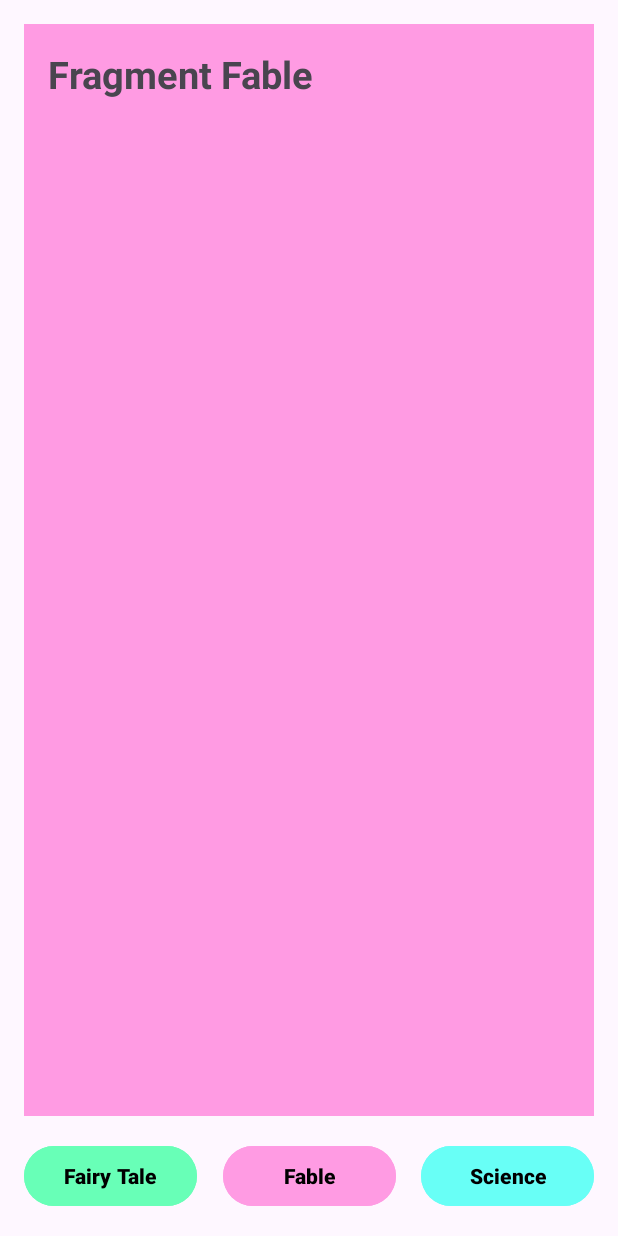
After one commit to bayudwiiii/Project_2644, an Android app: the fragment FableFragment placed in its activity, on a phone screen of 412 x 824 dp. The commit adds this screen. Run offline under Robolectric (Android 15) with nearby library versions, the phone set to English and light mode, and no system bars.

Commit message:
add fragment

```diff
--- a/app/src/main/AndroidManifest.xml
+++ b/app/src/main/AndroidManifest.xml
@@ -12,6 +12,9 @@
         android:supportsRtl="true"
         android:theme="@style/Theme.Project_2644"
         tools:targetApi="31">
+        <activity
+            android:name=".BookKidActivity"
+            android:exported="false" />
         <activity
             android:name=".HomeActivity"
             android:exported="false" />
--- /dev/null
+++ b/app/src/main/java/com/example/project_2644/BookKidActivity.kt
@@ -0,0 +1,41 @@
+package com.example.project_2644
+
+import androidx.appcompat.app.AppCompatActivity
+import android.os.Bundle
+import android.widget.Button
+import androidx.fragment.app.Fragment
+
+class BookKidActivity : AppCompatActivity() {
+    override fun onCreate(savedInstanceState: Bundle?) {
+        super.onCreate(savedInstanceState)
+        setContentView(R.layout.activity_book_kid)
+
+        //instance
+        val btnFairy:Button = findViewById(R.id.buttonFairy)
+        val btnFable:Button = findViewById(R.id.buttonFable)
+        val btnScience:Button = findViewById(R.id.buttonScience)
+
+        //event button fairy
+        btnFairy.setOnClickListener{
+            replaceFragment(FairyFragment())
+        }
+
+        //event button fable
+        btnFable.setOnClickListener{
+            replaceFragment(FableFragment())
+        }
+
+        //event button science
+        btnScience.setOnClickListener{
+            replaceFragment(ScienceFragment())
+        }
+    }
+
+    //create method replace fragment
+    private fun replaceFragment(frg:Fragment){
+        val fragmentManager = supportFragmentManager
+        val fragmentTrx = fragmentManager.beginTransaction()
+        fragmentTrx.replace(R.id.fragmentKidBook,frg)
+        fragmentTrx.commit()
+    }
+}
--- /dev/null
+++ b/app/src/main/java/com/example/project_2644/FableFragment.kt
@@ -0,0 +1,59 @@
+package com.example.project_2644
+
+import android.os.Bundle
+import androidx.fragment.app.Fragment
+import android.view.LayoutInflater
+import android.view.View
+import android.view.ViewGroup
+
+// TODO: Rename parameter arguments, choose names that match
+// the fragment initialization parameters, e.g. ARG_ITEM_NUMBER
+private const val ARG_PARAM1 = "param1"
+private const val ARG_PARAM2 = "param2"
+
+/**
+ * A simple [Fragment] subclass.
+ * Use the [FableFragment.newInstance] factory method to
+ * create an instance of this fragment.
+ */
+class FableFragment : Fragment() {
+    // TODO: Rename and change types of parameters
+    private var param1: String? = null
+    private var param2: String? = null
+
+    override fun onCreate(savedInstanceState: Bundle?) {
+        super.onCreate(savedInstanceState)
+        arguments?.let {
+            param1 = it.getString(ARG_PARAM1)
+            param2 = it.getString(ARG_PARAM2)
+        }
+    }
+
+    override fun onCreateView(
+        inflater: LayoutInflater, container: ViewGroup?,
+        savedInstanceState: Bundle?
+    ): View? {
+        // Inflate the layout for this fragment
+        return inflater.inflate(R.layout.fragment_fable, container, false)
+    }
+
+    companion object {
+        /**
+         * Use this factory method to create a new instance of
+         * this fragment using the provided parameters.
+         *
+         * @param param1 Parameter 1.
+         * @param param2 Parameter 2.
+         * @return A new instance of fragment FableFragment.
+         */
+        // TODO: Rename and change types and number of parameters
+        @JvmStatic
+        fun newInstance(param1: String, param2: String) =
+            FableFragment().apply {
+                arguments = Bundle().apply {
+                    putString(ARG_PARAM1, param1)
+                    putString(ARG_PARAM2, param2)
+                }
+            }
+    }
+}
--- /dev/null
+++ b/app/src/main/res/layout/activity_book_kid.xml
@@ -0,0 +1,61 @@
+<?xml version="1.0" encoding="utf-8"?>
+<androidx.constraintlayout.widget.ConstraintLayout xmlns:android="http://schemas.android.com/apk/res/android"
+    xmlns:app="http://schemas.android.com/apk/res-auto"
+    xmlns:tools="http://schemas.android.com/tools"
+    android:layout_width="match_parent"
+    android:layout_height="match_parent"
+    tools:context=".BookKidActivity">
+
+    <androidx.fragment.app.FragmentContainerView
+        android:id="@+id/fragmentKidBook"
+        android:layout_width="match_parent"
+        android:layout_height="0dp"
+        android:layout_marginStart="16dp"
+        android:layout_marginTop="16dp"
+        android:layout_marginEnd="16dp"
+        android:layout_marginBottom="16dp"
+        app:layout_constraintBottom_toTopOf="@+id/buttonFable"
+        app:layout_constraintEnd_toEndOf="parent"
+        app:layout_constraintStart_toStartOf="parent"
+        app:layout_constraintTop_toTopOf="parent" />
+
+    <Button
+        android:id="@+id/buttonFairy"
+        android:layout_width="115dp"
+        android:layout_height="wrap_content"
+        android:layout_marginStart="16dp"
+        android:layout_marginBottom="16dp"
+        android:backgroundTint="#68FFB7"
+        android:text="Fairy Tale"
+        android:textColor="@color/black"
+        android:textStyle="bold"
+        app:layout_constraintBottom_toBottomOf="parent"
+        app:layout_constraintStart_toStartOf="parent" />
+
+    <Button
+        android:id="@+id/buttonFable"
+        android:layout_width="115dp"
+        android:layout_height="wrap_content"
+        android:layout_marginBottom="16dp"
+        android:backgroundTint="#FF9BE3"
+        android:text="Fable"
+        android:textColor="@color/black"
+        android:textStyle="bold"
+        app:layout_constraintBottom_toBottomOf="parent"
+        app:layout_constraintEnd_toStartOf="@+id/buttonScience"
+        app:layout_constraintStart_toEndOf="@+id/buttonFairy" />
+
+    <Button
+        android:id="@+id/buttonScience"
+        android:layout_width="115dp"
+        android:layout_height="wrap_content"
+        android:layout_marginEnd="16dp"
+        android:layout_marginBottom="16dp"
+        android:backgroundTint="#68FFF6"
+        android:text="Science"
+        android:textColor="@color/black"
+        android:textStyle="bold"
+        app:layout_constraintBottom_toBottomOf="parent"
+        app:layout_constraintEnd_toEndOf="parent" />
+
+</androidx.constraintlayout.widget.ConstraintLayout>
--- /dev/null
+++ b/app/src/main/res/layout/fragment_fable.xml
@@ -0,0 +1,18 @@
+<?xml version="1.0" encoding="utf-8"?>
+<FrameLayout xmlns:android="http://schemas.android.com/apk/res/android"
+    xmlns:tools="http://schemas.android.com/tools"
+    android:layout_width="match_parent"
+    android:layout_height="match_parent"
+    tools:context=".FableFragment"
+    android:background="#FF9BE3">
+
+    <!-- TODO: Update blank fragment layout -->
+    <TextView
+        android:layout_width="match_parent"
+        android:layout_height="match_parent"
+        android:text="Fragment Fable"
+        android:textSize="25sp"
+        android:textStyle="bold"
+        android:layout_margin="16dp"/>
+
+</FrameLayout>
--- a/app/src/main/res/values/strings.xml
+++ b/app/src/main/res/values/strings.xml
@@ -1,3 +1,5 @@
 <resources>
     <string name="app_name">Project_2644</string>
+    <!-- TODO: Remove or change this placeholder text -->
+    <string name="hello_blank_fragment">Hello blank fragment</string>
 </resources>
```
Also changed, not shown: app/src/main/java/com/example/project_2644/FairyFragment.kt (added, +59 -0 lines), app/src/main/java/com/example/project_2644/HomeActivity.kt (+9 -0 lines), app/src/main/java/com/example/project_2644/ScienceFragment.kt (added, +59 -0 lines), app/src/main/res/layout/fragment_fairy.xml (added, +18 -0 lines), app/src/main/res/layout/fragment_science.xml (added, +18 -0 lines).
